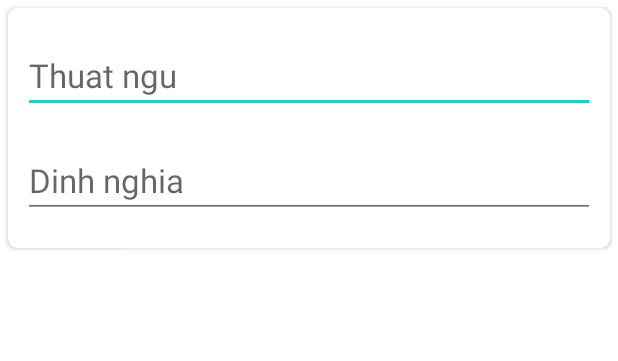
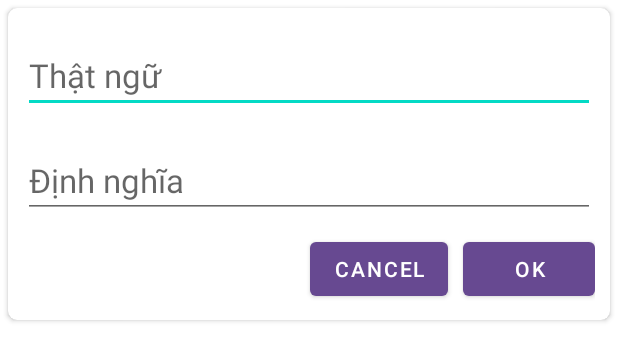
Before and after one commit to limbanga/EnglishLearners, an Android app: the layout dialog_vocabulary.xml on its own in the app's theme, with its tools: preview values and no code run, on a phone screen of 412 x 824 dp. Shown: the top 361 px of the screen. Run offline under Robolectric (Android 15) with nearby library versions, the phone set to English and light mode, and no system bars.

Commit message:
add vocabulary dialog

```diff
--- a/app/src/main/res/layout/activity_change_topic.xml
+++ b/app/src/main/res/layout/activity_change_topic.xml
@@ -64,6 +64,7 @@
 
     <!--Vocabulary item -->
     <LinearLayout
+        android:id="@+id/list"
         android:layout_width="match_parent"
         android:layout_height="wrap_content"
         android:orientation="vertical" />
--- a/app/src/main/res/layout/item_vocabulary.xml
+++ b/app/src/main/res/layout/dialog_vocabulary.xml
@@ -1,5 +1,4 @@
 <?xml version="1.0" encoding="utf-8"?>
-
 <androidx.cardview.widget.CardView xmlns:android="http://schemas.android.com/apk/res/android"
     xmlns:app="http://schemas.android.com/apk/res-auto"
     android:layout_width="match_parent"
@@ -15,17 +14,39 @@
         android:padding="10dp">
 
         <EditText
+            android:id="@+id/term_edit_text"
             android:layout_width="match_parent"
             android:layout_height="wrap_content"
             android:layout_marginVertical="10dp"
-            android:hint="Thuat ngu"
+            android:hint="Thật ngữ"
             android:textSize="22sp" />
 
         <EditText
+            android:id="@+id/definition_edit_text"
             android:layout_width="match_parent"
             android:layout_height="wrap_content"
             android:layout_marginVertical="10dp"
-            android:hint="Dinh nghia"
+            android:hint="Định nghĩa"
             android:textSize="22sp" />
+
+        <LinearLayout
+            android:layout_width="match_parent"
+            android:layout_height="wrap_content"
+            android:gravity="end"
+            android:orientation="horizontal">
+
+            <Button
+                android:id="@+id/cancel_button"
+                android:layout_width="wrap_content"
+                android:layout_height="wrap_content"
+                android:text="cancel" />
+
+            <Button
+                android:id="@+id/ok_btn"
+                android:layout_width="wrap_content"
+                android:layout_height="wrap_content"
+                android:layout_marginStart="10dp"
+                android:text="Ok" />
+        </LinearLayout>
     </LinearLayout>
 </androidx.cardview.widget.CardView>
```
Also changed, not shown: app/src/main/java/com/example/englishlearners/activity/ChangeTopicActivity.kt (+82 -8 lines).
